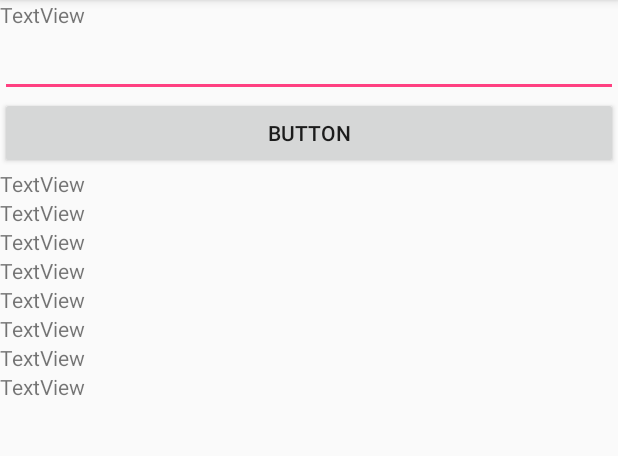
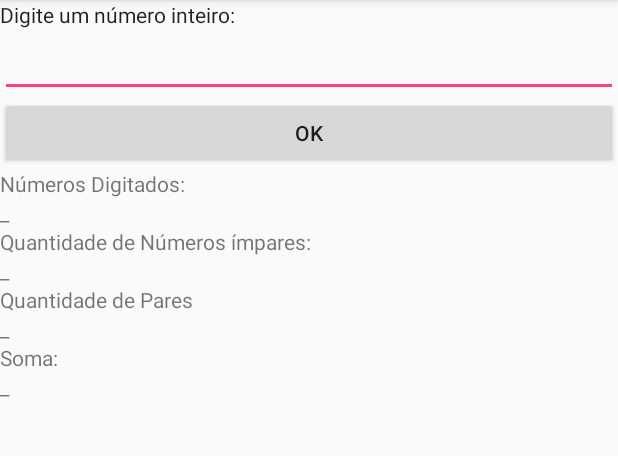
Before and after one commit to ManoelSCosta/P02_AppNumero, an Android app: the screen it shows after launch (MainActivity), on a phone screen of 412 x 824 dp, the part 84-540 px from its top. Run offline under Robolectric (Android 15) with nearby library versions, the phone set to English and light mode, and no system bars.

Commit message:
ligação do xml com o java e criaçao de componentes e variáveis

```diff
--- a/app/src/main/java/com/example/a26003980/p02_appnumero/MainActivity.java
+++ b/app/src/main/java/com/example/a26003980/p02_appnumero/MainActivity.java
@@ -2,12 +2,31 @@ package com.example.a26003980.p02_appnumero;
 
 import android.support.v7.app.AppCompatActivity;
 import android.os.Bundle;
+import android.widget.EditText;
+import android.widget.TextView;
+
+import java.util.ArrayList;
 
 public class MainActivity extends AppCompatActivity {
+    //1. deckarar os componetes dinamicos
+    EditText campoNumero;
+    TextView txtNumeros, txtImpares, txtPares, txtSoma;
+
+    //2. Variáveis globais
+    int qtdPares = 0, qtdImpares = 0, soma = 0;
+    ArrayList<Integer> lista = new ArrayList<>();
+
 
     @Override
     protected void onCreate(Bundle savedInstanceState) {
         super.onCreate(savedInstanceState);
         setContentView(R.layout.activity_main);
+        //3. Intergraçao entre xml e java
+        campoNumero = findViewById(R. id.edit_numero);
+        txtNumeros = findViewById(R. id.txt_numeros);
+        txtImpares = findViewById(R. id.txt_impares);
+        txtPares = findViewById(R. id.txt_pares);
+        txtSoma = findViewById(R. id.txt_soma);
+
     }
 }
--- a/app/src/main/res/layout/activity_main.xml
+++ b/app/src/main/res/layout/activity_main.xml
@@ -11,66 +11,70 @@
         android:id="@+id/textView2"
         android:layout_width="match_parent"
         android:layout_height="wrap_content"
-        android:text="TextView" />
+        android:text="@string/txt_digite"
+        android:textAppearance="@android:style/TextAppearance.Material.Body1" />
 
     <EditText
-        android:id="@+id/editText2"
+        android:id="@+id/edit_numero"
+        style="@style/txt_digite"
         android:layout_width="match_parent"
         android:layout_height="wrap_content"
         android:ems="10"
-        android:inputType="numberSigned" />
+        android:inputType="numberSigned"
+        android:text="@string/txt_number" />
 
     <Button
         android:id="@+id/button"
+        style="@style/btn_digite"
         android:layout_width="match_parent"
         android:layout_height="wrap_content"
-        android:text="Button" />
+        android:text="@string/btn_digite" />
 
     <TextView
         android:id="@+id/textView3"
         android:layout_width="match_parent"
         android:layout_height="wrap_content"
-        android:text="TextView" />
+        android:text="@string/txt_num_digitados" />
+
+    <TextView
+        android:id="@+id/txt_numeros"
+        android:layout_width="match_parent"
+        android:layout_height="wrap_content"
+        android:text="@string/txt_num_digitados_result" />
 
     <TextView
         android:id="@+id/textView4"
         android:layout_width="match_parent"
         android:layout_height="wrap_content"
-        android:text="TextView" />
+        android:text="@string/txt_quant_impares" />
+
+    <TextView
+        android:id="@+id/txt_impares"
+        android:layout_width="match_parent"
+        android:layout_height="wrap_content"
+        android:text="@string/txt_impares_result" />
 
     <TextView
         android:id="@+id/textView5"
         android:layout_width="match_parent"
         android:layout_height="wrap_content"
-        android:text="TextView" />
+        android:text="@string/txt_quant_pares" />
+
+    <TextView
+        android:id="@+id/txt_pares"
+        android:layout_width="match_parent"
+        android:layout_height="wrap_content"
+        android:text="@string/txt_pares_result" />
 
     <TextView
         android:id="@+id/textView6"
         android:layout_width="match_parent"
         android:layout_height="wrap_content"
-        android:text="TextView" />
+        android:text="@string/txt_soma" />
 
     <TextView
-        android:id="@+id/textView7"
+        android:id="@+id/txt_soma"
         android:layout_width="match_parent"
         android:layout_height="wrap_content"
-        android:text="TextView" />
-
-    <TextView
-        android:id="@+id/textView8"
-        android:layout_width="match_parent"
-        android:layout_height="wrap_content"
-        android:text="TextView" />
-
-    <TextView
-        android:id="@+id/textView9"
-        android:layout_width="match_parent"
-        android:layout_height="wrap_content"
-        android:text="TextView" />
-
-    <TextView
-        android:id="@+id/textView10"
-        android:layout_width="match_parent"
-        android:layout_height="wrap_content"
-        android:text="TextView" />
+        android:text="_" />
 </LinearLayout>
--- a/app/src/main/res/values/strings.xml
+++ b/app/src/main/res/values/strings.xml
@@ -1,3 +1,15 @@
 <resources>
     <string name="app_name">P02_AppNumero</string>
+    <string name="txt_digite">Digite um número inteiro:</string>
+    <string name="btn_digite">ok</string>
+    <string name="btn_digite">ok</string>
+    <string name="txt_num_digitados">Números Digitados:</string>
+    <string name="txt_quant_impares">Quantidade de Números ímpares:</string>
+    <string name="txt_quant_pares">Quantidade de Pares</string>
+    <string name="txt_soma">Soma:</string>
+    <string name="txt_number" />
+    <string name="txt_num_digitados_result">_</string>
+    <string name="txt_impares_result">_</string>
+    <string name="txt_pares_result">_</string>
+    <string name="txt_soma_result" />
 </resources>
--- a/app/src/main/res/values/styles.xml
+++ b/app/src/main/res/values/styles.xml
@@ -8,4 +8,8 @@
         <item name="colorAccent">@color/colorAccent</item>
     </style>
 
+    <style name="txt_digite"></style>
+
+    <style name="btn_digite">clique aqui</style>
+
 </resources>
```
